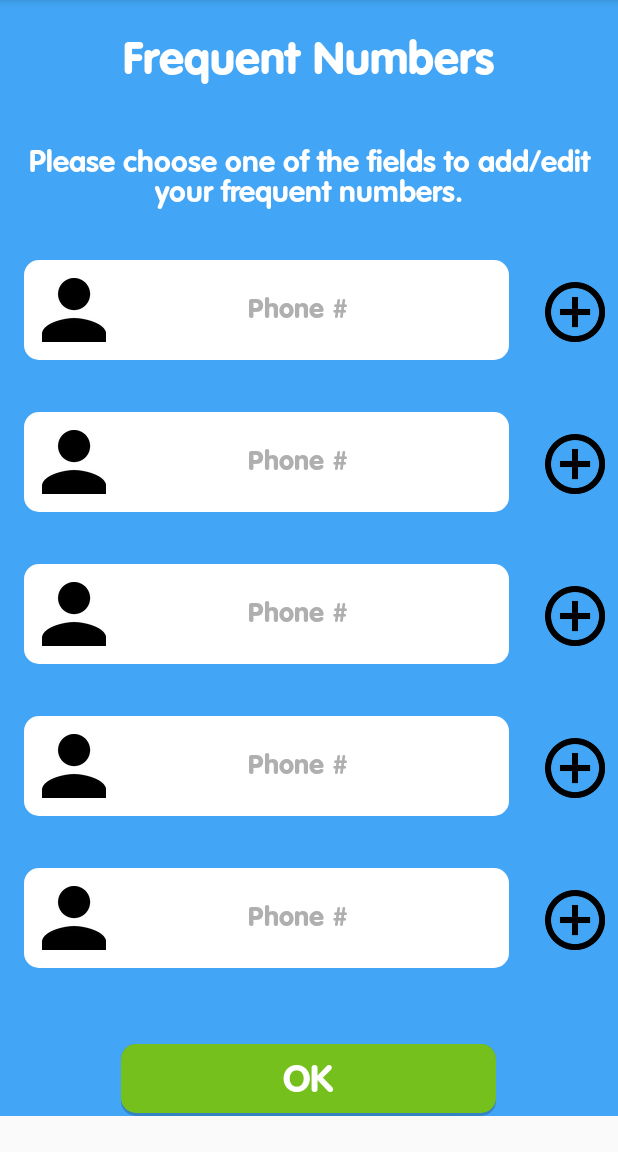
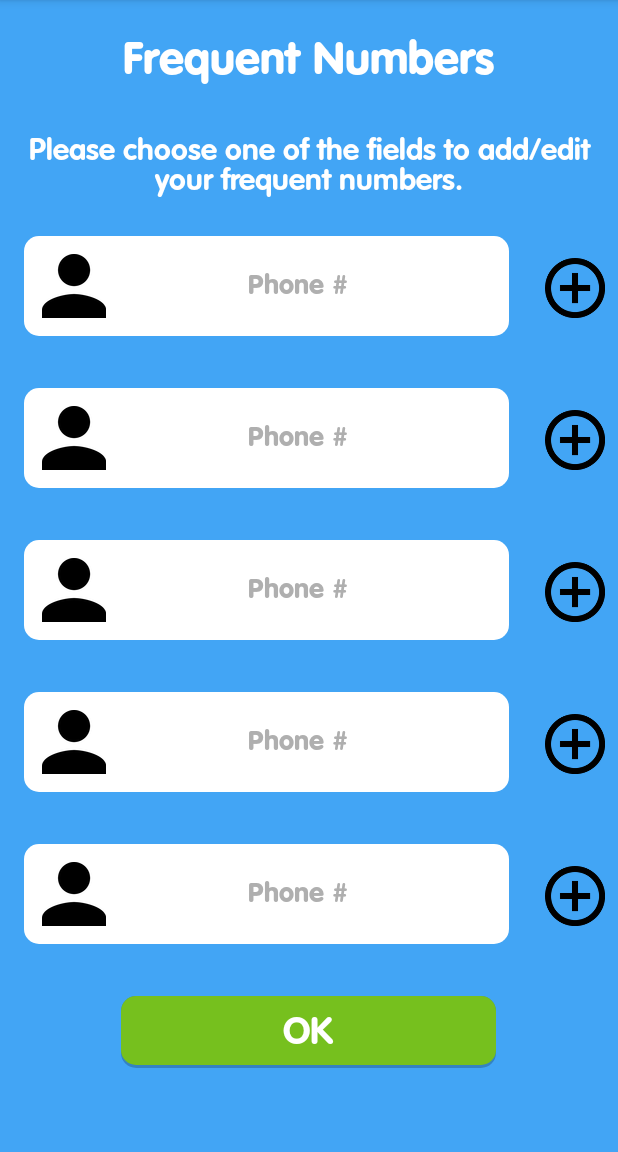
Before and after one commit to thanedar/mi-app, an Android app: the FragmentFrequentNumbers screen opened directly, with no data from a screen before it, on a phone screen of 412 x 824 dp, the part 84-1236 px from its top. Run offline under Robolectric (Android 15) with nearby library versions, the phone set to English and light mode, and no system bars; our stand-ins replace ButterKnife, CircleImageView, Dagger/Hilt's generated code; libraries missing offline, so code that uses them is left out: retrofit.client, rx.android.schedulers, rx.schedulers; 122 statements that could not run were skipped.

Commit message:
changed frequent number layout for better scrollability

```diff
--- a/app/src/main/res/layout/fragment_frequent_numbers.xml
+++ b/app/src/main/res/layout/fragment_frequent_numbers.xml
@@ -1,8 +1,4 @@
-<ScrollView xmlns:android="http://schemas.android.com/apk/res/android"
-    android:layout_width="match_parent"
-    android:layout_height="match_parent">
-
-    <RelativeLayout
+<RelativeLayout xmlns:android="http://schemas.android.com/apk/res/android"
     android:layout_width="match_parent"
     android:layout_height="match_parent"
     android:background="@color/background_color">
@@ -13,7 +9,7 @@
         android:layout_width="wrap_content"
         android:layout_height="wrap_content"
         android:gravity="center"
-            android:padding="20dp"
+        android:padding="@dimen/padding_label"
         android:text="@string/frequent_numbers" />
 
     <com.mitelcel.pack.ui.widget.TextViewFolks
@@ -23,17 +19,27 @@
         android:layout_height="wrap_content"
         android:layout_below="@+id/label_frequent"
         android:gravity="center"
-            android:padding="@dimen/margin_medium"
+        android:padding="@dimen/margin_small"
         android:text="@string/frequent_numbers_info"
         android:textSize="20sp" />
+
+    <ScrollView
+        android:id="@+id/frequent_list_all"
+        android:layout_width="match_parent"
+        android:layout_height="wrap_content"
+        android:layout_below="@id/frequent_details">
+
+        <LinearLayout
+            android:layout_width="match_parent"
+            android:layout_height="wrap_content"
+            android:orientation="vertical">
 
             <LinearLayout
                 android:id="@+id/frequent_list_1"
                 android:layout_width="match_parent"
                 android:layout_height="wrap_content"
-            android:layout_below="@id/frequent_details"
-            android:layout_centerHorizontal="true"
                 android:orientation="horizontal">
+
                 <view
                     android:id="@+id/frequent_msisdn_1"
                     style="@style/Theme.App.Input.EditText"
@@ -75,9 +81,8 @@
                 android:id="@+id/frequent_list_2"
                 android:layout_width="match_parent"
                 android:layout_height="wrap_content"
-            android:layout_below="@id/frequent_list_1"
-            android:layout_centerHorizontal="true"
                 android:orientation="horizontal">
+
                 <view
                     android:id="@+id/frequent_msisdn_2"
                     style="@style/Theme.App.Input.EditText"
@@ -119,9 +124,8 @@
                 android:id="@+id/frequent_list_3"
                 android:layout_width="match_parent"
                 android:layout_height="wrap_content"
-            android:layout_below="@id/frequent_list_2"
-            android:layout_centerHorizontal="true"
                 android:orientation="horizontal">
+
                 <view
                     android:id="@+id/frequent_msisdn_3"
                     style="@style/Theme.App.Input.EditText"
@@ -142,8 +146,8 @@
                     android:id="@+id/frequent_pos_3"
                     android:layout_width="0dp"
                     android:layout_height="wrap_content"
+                    android:layout_gravity="center"
                     android:layout_margin="@dimen/margin_small"
-                android:layout_gravity="center"
                     android:layout_weight="0.1"
                     android:src="@drawable/ic_add_128"
                     android:visibility="gone" />
@@ -163,9 +167,8 @@
                 android:id="@+id/frequent_list_4"
                 android:layout_width="match_parent"
                 android:layout_height="wrap_content"
-            android:layout_below="@id/frequent_list_3"
-            android:layout_centerHorizontal="true"
                 android:orientation="horizontal">
+
                 <view
                     android:id="@+id/frequent_msisdn_4"
                     style="@style/Theme.App.Input.EditText"
@@ -207,9 +210,8 @@
                 android:id="@+id/frequent_list_5"
                 android:layout_width="match_parent"
                 android:layout_height="wrap_content"
-            android:layout_below="@id/frequent_list_4"
-            android:layout_centerHorizontal="true"
                 android:orientation="horizontal">
+
                 <view
                     android:id="@+id/frequent_msisdn_5"
                     style="@style/Theme.App.Input.EditText"
@@ -252,10 +254,10 @@
                 style="@style/Theme.App.ButtonFolks.Positive"
                 android:layout_width="250dp"
                 android:layout_height="wrap_content"
-            android:layout_below="@id/frequent_list_5"
-            android:layout_centerHorizontal="true"
-            android:layout_marginTop="@dimen/margin_large"
+                android:layout_gravity="center"
+                android:layout_margin="@dimen/margin_medium"
                 android:focusableInTouchMode="true"
                 android:text="@string/ok" />
+        </LinearLayout>
+    </ScrollView>
 </RelativeLayout>
-</ScrollView>
```
Lines whose indentation alone changed are shown as unchanged.
